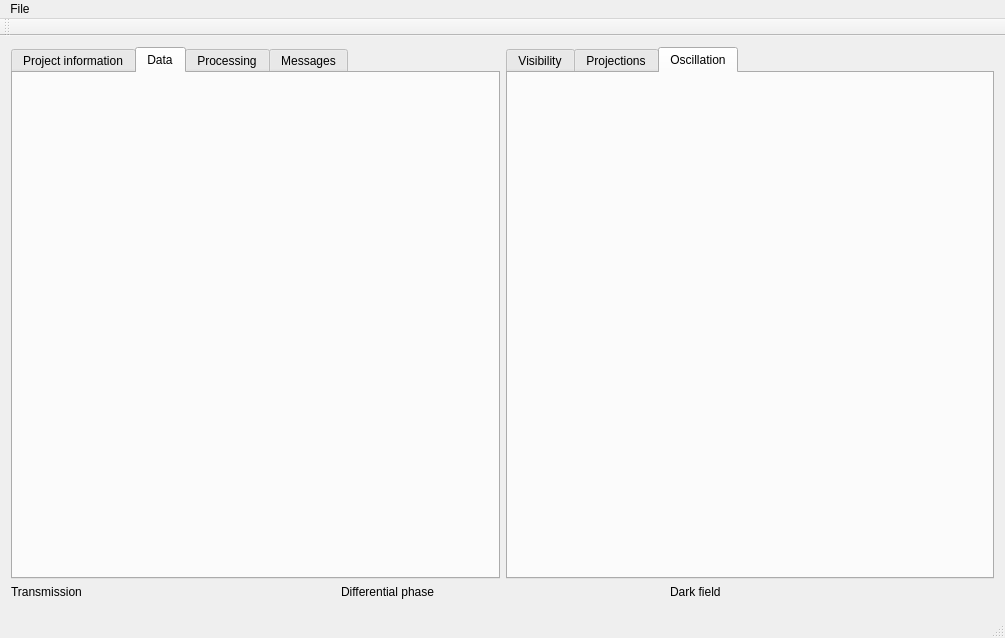
The window that gui/qngitool/QtnGITool/ngimainwindow.ui (neutronimaging/nGITool) describes before a commit, drawn with Qt 5.
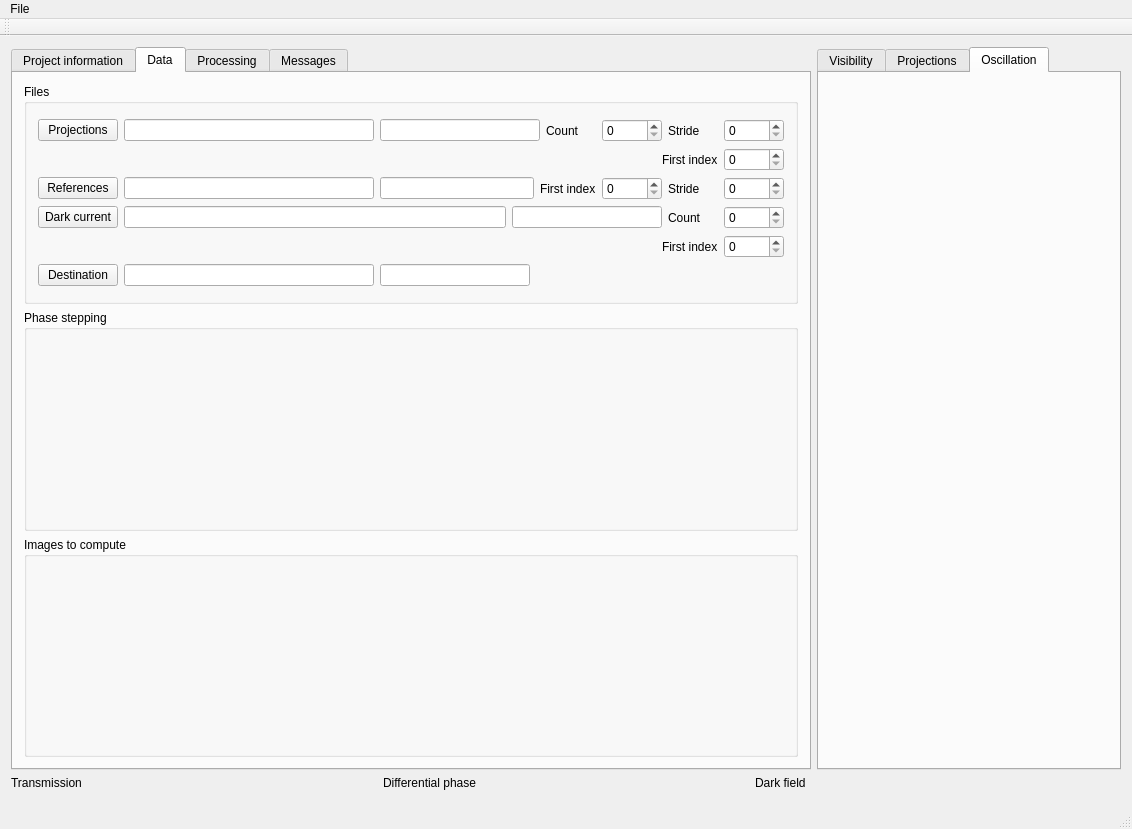
The same window after the commit. Custom widgets are drawn as their Qt base class.

Commit message: Change projects to new paths kipl moduleconfig Edited the ui

```diff
--- a/gui/qngitool/QtnGITool/ngimainwindow.ui
+++ b/gui/qngitool/QtnGITool/ngimainwindow.ui
@@ -6,8 +6,8 @@
    <rect>
     <x>0</x>
     <y>0</y>
-    <width>1005</width>
-    <height>638</height>
+    <width>1132</width>
+    <height>829</height>
    </rect>
   </property>
   <property name="windowTitle">
@@ -21,6 +21,18 @@
        <layout class="QHBoxLayout" name="horizontalLayout">
         <item>
          <widget class="QTabWidget" name="tabWidget">
+          <property name="sizePolicy">
+           <sizepolicy hsizetype="Expanding" vsizetype="Expanding">
+            <horstretch>0</horstretch>
+            <verstretch>0</verstretch>
+           </sizepolicy>
+          </property>
+          <property name="minimumSize">
+           <size>
+            <width>800</width>
+            <height>0</height>
+           </size>
+          </property>
           <property name="currentIndex">
            <number>1</number>
           </property>
@@ -148,6 +160,504 @@
            <attribute name="title">
             <string>Data</string>
            </attribute>
+           <layout class="QVBoxLayout" name="verticalLayout_4">
+            <item>
+             <layout class="QVBoxLayout" name="verticalLayout_3">
+              <item>
+               <widget class="QGroupBox" name="groupBox_3">
+                <property name="title">
+                 <string>Files</string>
+                </property>
+                <layout class="QVBoxLayout" name="verticalLayout_7">
+                 <item>
+                  <layout class="QVBoxLayout" name="verticalLayout_5">
+                   <item>
+                    <layout class="QHBoxLayout" name="horizontalLayout_2">
+                     <item>
+                      <widget class="QPushButton" name="pushButton_4">
+                       <property name="sizePolicy">
+                        <sizepolicy hsizetype="Fixed" vsizetype="Fixed">
+                         <horstretch>0</horstretch>
+                         <verstretch>0</verstretch>
+                        </sizepolicy>
+                       </property>
+                       <property name="text">
+                        <string>Projections</string>
+                       </property>
+                      </widget>
+                     </item>
+                     <item>
+                      <widget class="QLineEdit" name="lineEdit_5">
+                       <property name="sizePolicy">
+                        <sizepolicy hsizetype="Preferred" vsizetype="Fixed">
+                         <horstretch>0</horstretch>
+                         <verstretch>0</verstretch>
+                        </sizepolicy>
+                       </property>
+                       <property name="minimumSize">
+                        <size>
+                         <width>250</width>
+                         <height>0</height>
+                        </size>
+                       </property>
+                      </widget>
+                     </item>
+                     <item>
+                      <widget class="QLineEdit" name="lineEdit_9">
+                       <property name="sizePolicy">
+                        <sizepolicy hsizetype="Minimum" vsizetype="Fixed">
+                         <horstretch>0</horstretch>
+                         <verstretch>0</verstretch>
+                        </sizepolicy>
+                       </property>
+                       <property name="minimumSize">
+                        <size>
+                         <width>150</width>
+                         <height>0</height>
+                        </size>
+                       </property>
+                      </widget>
+                     </item>
+                     <item>
+                      <widget class="QLabel" name="label_12">
+                       <property name="sizePolicy">
+                        <sizepolicy hsizetype="Fixed" vsizetype="Preferred">
+                         <horstretch>0</horstretch>
+                         <verstretch>0</verstretch>
+                        </sizepolicy>
+                       </property>
+                       <property name="minimumSize">
+                        <size>
+                         <width>50</width>
+                         <height>0</height>
+                        </size>
+                       </property>
+                       <property name="text">
+                        <string>Count</string>
+                       </property>
+                      </widget>
+                     </item>
+                     <item>
+                      <widget class="QSpinBox" name="spinBox">
+                       <property name="sizePolicy">
+                        <sizepolicy hsizetype="Fixed" vsizetype="Fixed">
+                         <horstretch>0</horstretch>
+                         <verstretch>0</verstretch>
+                        </sizepolicy>
+                       </property>
+                       <property name="minimumSize">
+                        <size>
+                         <width>60</width>
+                         <height>0</height>
+                        </size>
+                       </property>
+                      </widget>
+                     </item>
+                     <item>
+                      <widget class="QLabel" name="label_13">
+                       <property name="sizePolicy">
+                        <sizepolicy hsizetype="Fixed" vsizetype="Preferred">
+                         <horstretch>0</horstretch>
+                         <verstretch>0</verstretch>
+                        </sizepolicy>
+                       </property>
+                       <property name="minimumSize">
+                        <size>
+                         <width>50</width>
+                         <height>0</height>
+                        </size>
+                       </property>
+                       <property name="text">
+                        <string>Stride</string>
+                       </property>
+                      </widget>
+                     </item>
+                     <item>
+                      <widget class="QSpinBox" name="spinBox_2">
+                       <property name="sizePolicy">
+                        <sizepolicy hsizetype="Fixed" vsizetype="Fixed">
+                         <horstretch>0</horstretch>
+                         <verstretch>0</verstretch>
+                        </sizepolicy>
+                       </property>
+                       <property name="minimumSize">
+                        <size>
+                         <width>60</width>
+                         <height>0</height>
+                        </size>
+                       </property>
+                      </widget>
+                     </item>
+                    </layout>
+                   </item>
+                   <item>
+                    <layout class="QHBoxLayout" name="horizontalLayout_5">
+                     <item>
+                      <spacer name="horizontalSpacer">
+                       <property name="orientation">
+                        <enum>Qt::Horizontal</enum>
+                       </property>
+                       <property name="sizeHint" stdset="0">
+                        <size>
+                         <width>550</width>
+                         <height>20</height>
+                        </size>
+                       </property>
+                      </spacer>
+                     </item>
+                     <item>
+                      <widget class="QLabel" name="label_14">
+                       <property name="text">
+                        <string>First index</string>
+                       </property>
+                      </widget>
+                     </item>
+                     <item>
+                      <widget class="QSpinBox" name="spinBox_3">
+                       <property name="minimumSize">
+                        <size>
+                         <width>60</width>
+                         <height>0</height>
+                        </size>
+                       </property>
+                      </widget>
+                     </item>
+                    </layout>
+                   </item>
+                   <item>
+                    <layout class="QHBoxLayout" name="horizontalLayout_6">
+                     <item>
+                      <widget class="QPushButton" name="pushButton">
+                       <property name="sizePolicy">
+                        <sizepolicy hsizetype="Fixed" vsizetype="Fixed">
+                         <horstretch>0</horstretch>
+                         <verstretch>0</verstretch>
+                        </sizepolicy>
+                       </property>
+                       <property name="text">
+                        <string>References</string>
+                       </property>
+                      </widget>
+                     </item>
+                     <item>
+                      <widget class="QLineEdit" name="lineEdit_6">
+                       <property name="sizePolicy">
+                        <sizepolicy hsizetype="Preferred" vsizetype="Fixed">
+                         <horstretch>0</horstretch>
+                         <verstretch>0</verstretch>
+                        </sizepolicy>
+                       </property>
+                       <property name="minimumSize">
+                        <size>
+                         <width>250</width>
+                         <height>0</height>
+                        </size>
+                       </property>
+                      </widget>
+                     </item>
+                     <item>
+                      <widget class="QLineEdit" name="lineEdit_14">
+                       <property name="sizePolicy">
+                        <sizepolicy hsizetype="Minimum" vsizetype="Fixed">
+                         <horstretch>0</horstretch>
+                         <verstretch>0</verstretch>
+                        </sizepolicy>
+                       </property>
+                       <property name="minimumSize">
+                        <size>
+                         <width>150</width>
+                         <height>0</height>
+                        </size>
+                       </property>
+                      </widget>
+                     </item>
+                     <item>
+                      <widget class="QLabel" name="label_15">
+                       <property name="sizePolicy">
+                        <sizepolicy hsizetype="Fixed" vsizetype="Preferred">
+                         <horstretch>0</horstretch>
+                         <verstretch>0</verstretch>
+                        </sizepolicy>
+                       </property>
+                       <property name="minimumSize">
+                        <size>
+                         <width>50</width>
+                         <height>0</height>
+                        </size>
+                       </property>
+                       <property name="text">
+                        <string>First index</string>
+                       </property>
+                      </widget>
+                     </item>
+                     <item>
+                      <widget class="QSpinBox" name="spinBox_4">
+                       <property name="sizePolicy">
+                        <sizepolicy hsizetype="Fixed" vsizetype="Fixed">
+                         <horstretch>0</horstretch>
+                         <verstretch>0</verstretch>
+                        </sizepolicy>
+                       </property>
+                       <property name="minimumSize">
+                        <size>
+                         <width>60</width>
+                         <height>0</height>
+                        </size>
+                       </property>
+                      </widget>
+                     </item>
+                     <item>
+                      <widget class="QLabel" name="label_16">
+                       <property name="sizePolicy">
+                        <sizepolicy hsizetype="Fixed" vsizetype="Preferred">
+                         <horstretch>0</horstretch>
+                         <verstretch>0</verstretch>
+                        </sizepolicy>
+                       </property>
+                       <property name="minimumSize">
+                        <size>
+                         <width>50</width>
+                         <height>0</height>
+                        </size>
+                       </property>
+                       <property name="text">
+                        <string>Stride</string>
+                       </property>
+                      </widget>
+                     </item>
+                     <item>
+                      <widget class="QSpinBox" name="spinBox_5">
+                       <property name="sizePolicy">
+                        <sizepolicy hsizetype="Fixed" vsizetype="Fixed">
+                         <horstretch>0</horstretch>
+                         <verstretch>0</verstretch>
+                        </sizepolicy>
+                       </property>
+                       <property name="minimumSize">
+                        <size>
+                         <width>60</width>
+                         <height>0</height>
+                        </size>
+                       </property>
+                      </widget>
+                     </item>
+                    </layout>
+                   </item>
+                   <item>
+                    <layout class="QHBoxLayout" name="horizontalLayout_7">
+                     <item>
+                      <widget class="QPushButton" name="pushButton_2">
+                       <property name="sizePolicy">
+                        <sizepolicy hsizetype="Fixed" vsizetype="Fixed">
+                         <horstretch>0</horstretch>
+                         <verstretch>0</verstretch>
+                        </sizepolicy>
+                       </property>
+                       <property name="text">
+                        <string>Dark current</string>
+                       </property>
+                      </widget>
+                     </item>
+                     <item>
+                      <widget class="QLineEdit" name="lineEdit_13">
+                       <property name="sizePolicy">
+                        <sizepolicy hsizetype="Preferred" vsizetype="Fixed">
+                         <horstretch>0</horstretch>
+                         <verstretch>0</verstretch>
+                        </sizepolicy>
+                       </property>
+                       <property name="minimumSize">
+                        <size>
+                         <width>250</width>
+                         <height>0</height>
+                        </size>
+                       </property>
+                      </widget>
+                     </item>
+                     <item>
+                      <widget class="QLineEdit" name="lineEdit_15">
+                       <property name="sizePolicy">
+                        <sizepolicy hsizetype="Fixed" vsizetype="Fixed">
+                         <horstretch>0</horstretch>
+                         <verstretch>0</verstretch>
+                        </sizepolicy>
+                       </property>
+                       <property name="minimumSize">
+                        <size>
+                         <width>150</width>
+                         <height>0</height>
+                        </size>
+                       </property>
+                      </widget>
+                     </item>
+                     <item>
+                      <widget class="QLabel" name="label_17">
+                       <property name="sizePolicy">
+                        <sizepolicy hsizetype="Fixed" vsizetype="Preferred">
+                         <horstretch>0</horstretch>
+                         <verstretch>0</verstretch>
+                        </sizepolicy>
+                       </property>
+                       <property name="minimumSize">
+                        <size>
+                         <width>50</width>
+                         <height>0</height>
+                        </size>
+                       </property>
+                       <property name="text">
+                        <string>Count</string>
+                       </property>
+                      </widget>
+                     </item>
+                     <item>
+                      <widget class="QSpinBox" name="spinBox_6">
+                       <property name="sizePolicy">
+                        <sizepolicy hsizetype="Fixed" vsizetype="Fixed">
+                         <horstretch>0</horstretch>
+                         <verstretch>0</verstretch>
+                        </sizepolicy>
+                       </property>
+                       <property name="minimumSize">
+                        <size>
+                         <width>60</width>
+                         <height>0</height>
+                        </size>
+                       </property>
+                      </widget>
+                     </item>
+                    </layout>
+                   </item>
+                   <item>
+                    <layout class="QHBoxLayout" name="horizontalLayout_8">
+                     <item>
+                      <spacer name="horizontalSpacer_3">
+                       <property name="orientation">
+                        <enum>Qt::Horizontal</enum>
+                       </property>
+                       <property name="sizeHint" stdset="0">
+                        <size>
+                         <width>550</width>
+                         <height>20</height>
+                        </size>
+                       </property>
+                      </spacer>
+                     </item>
+                     <item>
+                      <widget class="QLabel" name="label_18">
+                       <property name="sizePolicy">
+                        <sizepolicy hsizetype="Fixed" vsizetype="Preferred">
+                         <horstretch>0</horstretch>
+                         <verstretch>0</verstretch>
+                        </sizepolicy>
+                       </property>
+                       <property name="minimumSize">
+                        <size>
+                         <width>50</width>
+                         <height>0</height>
+                        </size>
+                       </property>
+                       <property name="text">
+                        <string>First index</string>
+                       </property>
+                      </widget>
+                     </item>
+                     <item>
+                      <widget class="QSpinBox" name="spinBox_7">
+                       <property name="sizePolicy">
+                        <sizepolicy hsizetype="Fixed" vsizetype="Fixed">
+                         <horstretch>0</horstretch>
+                         <verstretch>0</verstretch>
+                        </sizepolicy>
+                       </property>
+                       <property name="minimumSize">
+                        <size>
+                         <width>60</width>
+                         <height>0</height>
+                        </size>
+                       </property>
+                      </widget>
+                     </item>
+                    </layout>
+                   </item>
+                   <item>
+                    <layout class="QHBoxLayout" name="horizontalLayout_9">
+                     <item>
+                      <widget class="QPushButton" name="pushButton_3">
+                       <property name="text">
+                        <string>Destination</string>
+                       </property>
+                      </widget>
+                     </item>
+                     <item>
+                      <widget class="QLineEdit" name="lineEdit_8">
+                       <property name="sizePolicy">
+                        <sizepolicy hsizetype="Minimum" vsizetype="Fixed">
+                         <horstretch>0</horstretch>
+                         <verstretch>0</verstretch>
+                        </sizepolicy>
+                       </property>
+                       <property name="minimumSize">
+                        <size>
+                         <width>250</width>
+                         <height>0</height>
+                        </size>
+                       </property>
+                      </widget>
+                     </item>
+                     <item>
+                      <widget class="QLineEdit" name="lineEdit_12">
+                       <property name="sizePolicy">
+                        <sizepolicy hsizetype="Fixed" vsizetype="Fixed">
+                         <horstretch>0</horstretch>
+                         <verstretch>0</verstretch>
+                        </sizepolicy>
+                       </property>
+                       <property name="minimumSize">
+                        <size>
+                         <width>150</width>
+                         <height>0</height>
+                        </size>
+                       </property>
+                      </widget>
+                     </item>
+                     <item>
+                      <spacer name="horizontalSpacer_5">
+                       <property name="orientation">
+                        <enum>Qt::Horizontal</enum>
+                       </property>
+                       <property name="sizeHint" stdset="0">
+                        <size>
+                         <width>200</width>
+                         <height>20</height>
+                        </size>
+                       </property>
+                      </spacer>
+                     </item>
+                    </layout>
+                   </item>
+                  </layout>
+                 </item>
+                </layout>
+               </widget>
+              </item>
+              <item>
+               <widget class="QGroupBox" name="groupBox">
+                <property name="title">
+                 <string>Phase stepping</string>
+                </property>
+                <zorder>groupBox_3</zorder>
+               </widget>
+              </item>
+              <item>
+               <widget class="QGroupBox" name="groupBox_2">
+                <property name="title">
+                 <string>Images to compute</string>
+                </property>
+               </widget>
+              </item>
+             </layout>
+            </item>
+           </layout>
           </widget>
           <widget class="QWidget" name="tab_5">
            <attribute name="title">
@@ -323,8 +833,8 @@
     <rect>
      <x>0</x>
      <y>0</y>
-     <width>1005</width>
-     <height>22</height>
+     <width>1132</width>
+     <height>21</height>
     </rect>
    </property>
    <widget class="QMenu" name="menuFile">
```
The commit also changes 3 other files.
